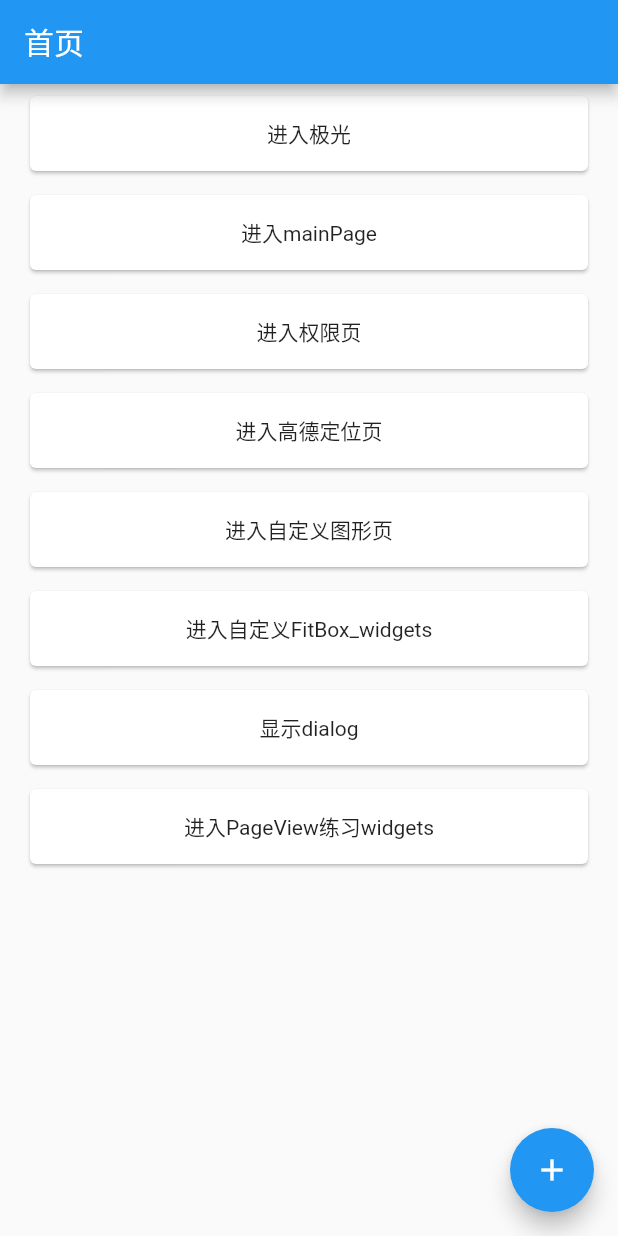
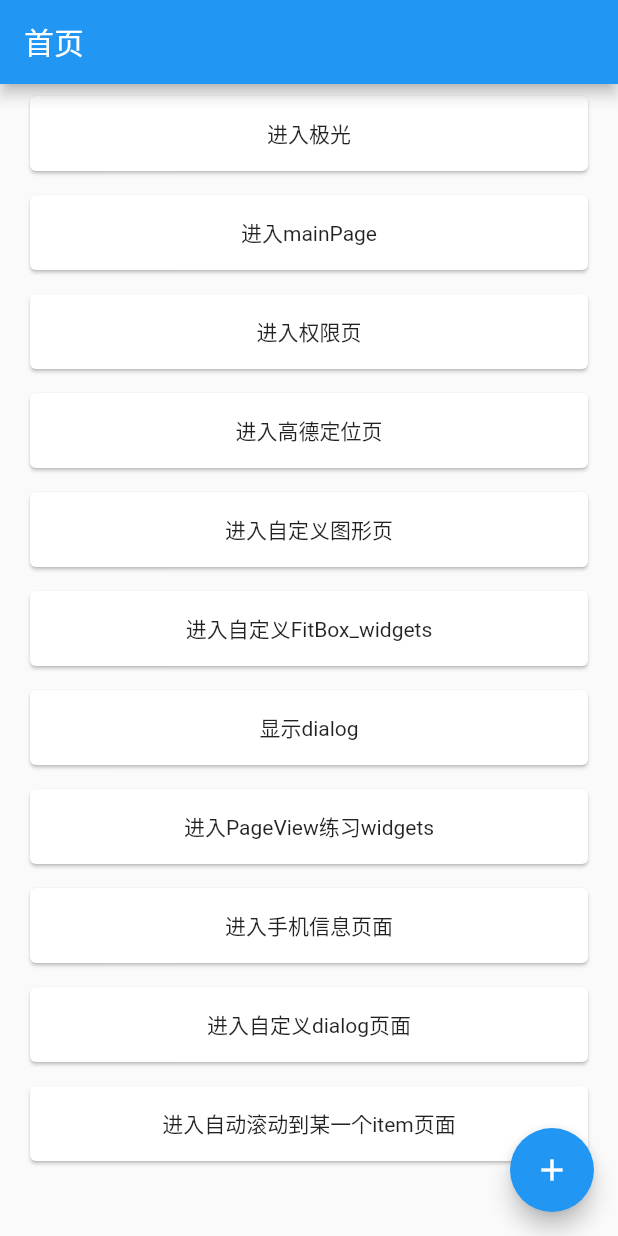
Before and after one commit to fyq550793892/easy_flutter, a Flutter app: the screen it shows after launch, on a phone screen of 412 x 824 dp. Run offline on Flutter 3.47's test engine with Material 2 defaults, Android fonts, the phone set to English and light mode, and no system bars; our stand-ins replace flutter_easyloading, flutter_screenutil, fluttertoast, get, permission_handler; missing offline and left inert: amap_location_flutter_plugin, sp_util.

Commit message:
feat:加入屏幕适配

```diff
--- a/lib/get_use/middle_use/login_middle.dart
+++ b/lib/get_use/middle_use/login_middle.dart
@@ -3,6 +3,7 @@ import 'package:flutter/material.dart';
 import 'package:get/get.dart';
 import 'package:sp_util/sp_util.dart';
 
+// 这个是用于token超时后,会弹出登录或者有其他错误时弹出登录,可以进行统一的处理
 class LoginMiddle extends GetMiddleware {
   @override
   RouteSettings redirect(String route) {
--- a/lib/home_page/main_home_page.dart
+++ b/lib/home_page/main_home_page.dart
@@ -156,6 +156,48 @@ class _MyHomePageState extends State<MyHomePage> {
               ),
             ),
           ),
+          GestureDetector(
+            onTap: () {
+              Get.toNamed(RouteConfig.infoPage);
+            },
+            child: ListTile(
+              title: Card(
+                child: Container(
+                  child: Text("进入手机信息页面"),
+                  height: 50,
+                  alignment: Alignment.center,
+                ),
+              ),
+            ),
+          ),
+          GestureDetector(
+            onTap: () {
+              Get.toNamed(RouteConfig.dialogShowPage);
+            },
+            child: ListTile(
+              title: Card(
+                child: Container(
+                  child: Text("进入自定义dialog页面"),
+                  height: 50,
+                  alignment: Alignment.center,
+                ),
+              ),
+            ),
+          ),
+          GestureDetector(
+            onTap: () {
+              Get.toNamed(RouteConfig.autoScrollPage);
+            },
+            child: ListTile(
+              title: Card(
+                child: Container(
+                  child: Text("进入自动滚动到某一个item页面"),
+                  height: 50,
+                  alignment: Alignment.center,
+                ),
+              ),
+            ),
+          ),
         ],
       ),
       floatingActionButton: FloatingActionButton(
--- a/lib/main.dart
+++ b/lib/main.dart
@@ -1,9 +1,10 @@
 import 'package:easy_flutter/routes/route_config.dart';
 import 'package:flutter/material.dart';
 import 'package:flutter_easyloading/flutter_easyloading.dart';
+import 'package:flutter_screenutil/flutter_screenutil.dart';
 import 'package:get/get.dart';
 
-void main() {
+void main() async {
   runApp(const MyApp());
 }
 
@@ -13,6 +14,9 @@ class MyApp extends StatelessWidget {
   // This widget is the root of your application.
   @override
   Widget build(BuildContext context) {
+    return ScreenUtilInit(
+      designSize: Size(375, 500),
+      builder: (BuildContext context, Widget child) {
         return GetMaterialApp(
           title: 'Flutter Demo',
           debugShowCheckedModeBanner: false,
@@ -24,5 +28,7 @@ class MyApp extends StatelessWidget {
           builder: EasyLoading.init(),
           // home: const MyHomePage(title: 'Flutter Demo Home Page'),
         );
+      },
+    );
   }
 }
--- a/lib/routes/route_config.dart
+++ b/lib/routes/route_config.dart
@@ -1,3 +1,4 @@
+import 'package:easy_flutter/auto_scroll_pages/auto_scroll_pages.dart';
 import 'package:easy_flutter/custom_view_modules/custom_view_page.dart';
 import 'package:easy_flutter/custom_widget_modules/custom_widget_page.dart';
 import 'package:easy_flutter/get_use/middle_use/login_middle.dart';
@@ -8,7 +9,10 @@ import 'package:easy_flutter/login_pages/num_code_page.dart';
 import 'package:easy_flutter/main_page_modules/main/main_view.dart';
 import 'package:easy_flutter/main_page_modules/main_second/main_second_view.dart';
 import 'package:easy_flutter/permission_modules/permission_page.dart';
+import 'package:easy_flutter/system_info_modules/system_info_page.dart';
+import 'package:easy_flutter/ui_widgets/dialog_widget.dart';
 import 'package:easy_flutter/widget_study_modules/widget_study_page.dart';
+import 'package:flutter/cupertino.dart';
 import 'package:get/get_navigation/src/routes/get_route.dart';
 
 /**
@@ -29,21 +33,9 @@ class RouteConfig {
   static const String customViewPage = "/customViewPage"; // 自定义绘制页
   static const String customWidgetPage = "/customWidgetPage"; // 自定义绘制页
   static const String pageViewPage = "/pageViewPage"; // pageView练习页
-
-  // static const String studyFlagPage = "/studyFlagPage"; // 兴趣爱好
-  // static const String serviceAgreementPage = "/serviceAgreementPage";
-  // static const String privacyAgreementPage = "/privacyAgreementPage";
-  // static const String editDataPage = "/editDataPage"; // 修改个人信息
-  // static const String aboutUsPage = "/aboutUsPage"; // 关于我们
-  // static const String accountSafeMainPage = "/accountSafeMainPage"; // 注销账号
-  // static const String accountSafeDetailPage = "/accountSafeDetailPage"; // 注销账号
-  // static const String bindPhonePage = "/bindPhonePage"; // 绑定手机号
-  // static const String otherInputCodePage = "/otherInputCodePage"; // 绑定手机号输入验证码
-  // static const String myPayPage = "/myPayPage"; // 我的订单
-  // static const String myPayDetailPage = "/myPayDetailPage"; // 我的订单
-  // static const String feedBackPage = "/feedBackPage"; // 意见反馈
-  // static const String consultingServicePage = "/consultingServicePage"; // 咨询页
-  // static const String deBugPage = "/deBugPage"; //调试页
+  static const String infoPage = "/infoPage"; // infoPage
+  static const String dialogShowPage = "/dialogShowPage"; // dialogShowPage
+  static const String autoScrollPage = "/autoScrollPage"; // 自动滚动页面
 
   ///别名映射页面
   static final List<GetPage> getPages = [
@@ -60,26 +52,17 @@ class RouteConfig {
     GetPage(name: loginPage, page: () => LoginPage()),
     GetPage(name: inputCodePage, page: () => NumCodePage()),
     GetPage(name: mainSecondPage, page: () => MainSecondPage(), middlewares: [LoginMiddle()]),
-
     GetPage(name: permissionPage, page: () => PermissionPage()),
     GetPage(name: locationPage, page: () => LocationPage()),
     GetPage(name: customViewPage, page: () => CustomViewPage()),
     GetPage(name: customWidgetPage, page: () => CustomWidgetPage()),
     GetPage(name: pageViewPage, page: () => WidgetStudyPage()),
-
-    // GetPage(name: studyFlagPage, page: () => StudyFlagPage()),
-    // GetPage(name: serviceAgreementPage, page: () => ServiceAgreementPage()),
-    // GetPage(name: privacyAgreementPage, page: () => PrivacyAgreementPage()),
-    // GetPage(name: editDataPage, page: () => EditDataPage()),
-    // GetPage(name: aboutUsPage, page: () => AboutUsPage()),
-    // GetPage(name: accountSafeMainPage, page: () => AccountSafeMainPage()),
-    // GetPage(name: accountSafeDetailPage, page: () => AccountSafeDetailPage()),
-    // GetPage(name: bindPhonePage, page: () => BindPhonePage()),
-    // GetPage(name: otherInputCodePage, page: () => OtherBindPhoneNum()),
-    // GetPage(name: myPayPage, page: () => MyPayPage()),
-    // GetPage(name: myPayDetailPage, page: () => MyPayDetailPage()),
-    // GetPage(name: feedBackPage, page: () => FeedBackPage()),
-    // GetPage(name: consultingServicePage, page: () => ConsultingServicePage()),
-    // GetPage(name: deBugPage, page: () => DeBugPage()),
+    GetPage(name: infoPage, page: () => SystemInfoPage()),
+    GetPage(name: dialogShowPage, page: () => DialogWidget()),
+    GetPage(
+        name: autoScrollPage,
+        page: () => AutoScrollPages(
+              key: PageStorageKey("autoScrollPages"),
+            )),
   ];
 }
--- a/pubspec.yaml
+++ b/pubspec.yaml
@@ -50,6 +50,12 @@ dependencies:
     git:
       url: https://github.com/amap-demo/amap-location-flutter.git
 
+  # 屏幕适配
+  flutter_screenutil: ^5.5.3+2
+
+#  # 系统信息
+#  system_info2: ^2.0.4
+
 dev_dependencies:
   flutter_test:
     sdk: flutter
```
Also changed, not shown: lib/auto_scroll_pages/auto_scroll_pages.dart (added, +73 -0 lines), lib/system_info_modules/system_info_page.dart (added, +50 -0 lines), lib/ui_widgets/dialog_widget.dart (added, +165 -0 lines), 1 other file. Lines whose indentation alone changed are shown as unchanged.
